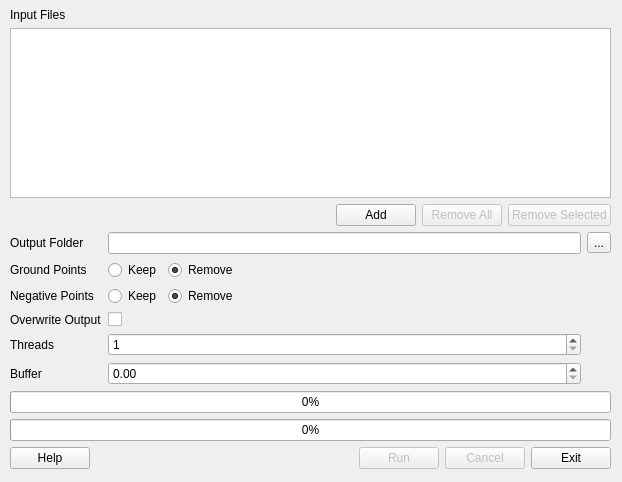
Old version of the form src/apps/pointnormalize.ui in the repository rskelly/treetops.
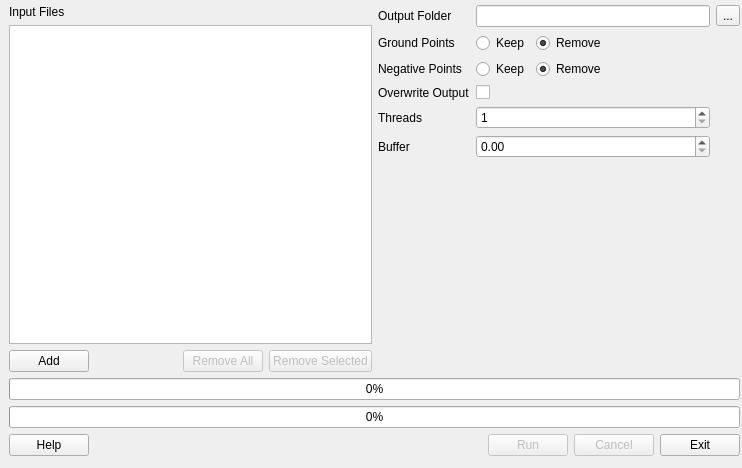
New version of the form.

Commit message: PointStats, other improvements.

```diff
--- a/src/apps/pointnormalize.ui
+++ b/src/apps/pointnormalize.ui
@@ -6,66 +6,70 @@
    <rect>
     <x>0</x>
     <y>0</y>
-    <width>622</width>
-    <height>482</height>
+    <width>742</width>
+    <height>468</height>
    </rect>
   </property>
   <property name="windowTitle">
    <string>Point Normalization</string>
   </property>
-  <widget class="QWidget" name="gridLayoutWidget">
+  <widget class="QWidget" name="gridLayoutWidget_3">
    <property name="geometry">
     <rect>
-     <x>10</x>
-     <y>8</y>
-     <width>601</width>
-     <height>461</height>
+     <x>9</x>
+     <y>5</y>
+     <width>731</width>
+     <height>451</height>
     </rect>
    </property>
+   <layout class="QGridLayout" name="gridLayout_3">
+    <item row="0" column="1">
    <layout class="QGridLayout" name="gridLayout">
-    <item row="9" column="0">
-     <widget class="QLabel" name="label_7">
+      <item row="4" column="0">
+       <widget class="QLabel" name="label_4">
       <property name="text">
-       <string>Buffer</string>
+         <string>Negative Points</string>
       </property>
      </widget>
     </item>
-    <item row="8" column="0">
+      <item row="5" column="1">
+       <widget class="QCheckBox" name="chkOverwrite">
+        <property name="text">
+         <string/>
+        </property>
+       </widget>
+      </item>
+      <item row="6" column="0">
      <widget class="QLabel" name="label_6">
       <property name="text">
        <string>Threads</string>
       </property>
      </widget>
     </item>
+      <item row="2" column="2">
+       <widget class="QToolButton" name="btnOutputFolder">
+        <property name="text">
+         <string>...</string>
+        </property>
+       </widget>
+      </item>
+      <item row="8" column="0">
+       <spacer name="verticalSpacer">
+        <property name="orientation">
+         <enum>Qt::Vertical</enum>
+        </property>
+        <property name="sizeHint" stdset="0">
+         <size>
+          <width>20</width>
+          <height>40</height>
+         </size>
+        </property>
+       </spacer>
+      </item>
     <item row="7" column="1">
-     <widget class="QCheckBox" name="chkOverwrite">
-      <property name="text">
-       <string/>
-      </property>
-     </widget>
-    </item>
-    <item row="3" column="0">
-     <widget class="QLabel" name="label_2">
-      <property name="text">
-       <string>Output Folder</string>
-      </property>
-     </widget>
-    </item>
-    <item row="7" column="0">
-     <widget class="QLabel" name="label_5">
-      <property name="text">
-       <string>Overwrite Output</string>
-      </property>
-     </widget>
-    </item>
-    <item row="10" column="0" colspan="3">
-     <widget class="QProgressBar" name="prgStep">
-      <property name="value">
-       <number>0</number>
-      </property>
-     </widget>
-    </item>
-    <item row="5" column="1">
+       <widget class="QDoubleSpinBox" name="spnBuffer"/>
+      </item>
+      <item row="4" column="1">
      <layout class="QHBoxLayout" name="horizontalLayout_3">
       <item>
        <widget class="QRadioButton" name="rdoKeepNegativePoints">
@@ -105,45 +109,93 @@
       </item>
      </layout>
     </item>
-    <item row="11" column="0" colspan="3">
-     <widget class="QProgressBar" name="prgOverall">
-      <property name="value">
-       <number>0</number>
+      <item row="5" column="0">
+       <widget class="QLabel" name="label_5">
+        <property name="text">
+         <string>Overwrite Output</string>
       </property>
      </widget>
     </item>
-    <item row="3" column="2">
-     <widget class="QToolButton" name="btnOutputFolder">
+      <item row="2" column="0">
+       <widget class="QLabel" name="label_2">
       <property name="text">
-       <string>...</string>
+         <string>Output Folder</string>
       </property>
      </widget>
     </item>
-    <item row="3" column="1">
-     <widget class="QLineEdit" name="txtOutputFolder"/>
-    </item>
-    <item row="4" column="0">
+      <item row="7" column="0">
+       <widget class="QLabel" name="label_7">
+        <property name="text">
+         <string>Buffer</string>
+        </property>
+       </widget>
+      </item>
+      <item row="3" column="0">
      <widget class="QLabel" name="label_3">
       <property name="text">
        <string>Ground Points</string>
       </property>
      </widget>
     </item>
-    <item row="2" column="0" colspan="3">
+      <item row="6" column="1">
+       <widget class="QSpinBox" name="spnThreads">
+        <property name="minimum">
+         <number>1</number>
+        </property>
+       </widget>
+      </item>
+      <item row="3" column="1">
+       <layout class="QHBoxLayout" name="horizontalLayout_2">
+        <item>
+         <widget class="QRadioButton" name="rdoKeepGroundPoints">
+          <property name="text">
+           <string>Keep</string>
+          </property>
+          <property name="autoExclusive">
+           <bool>false</bool>
+          </property>
+         </widget>
+        </item>
+        <item>
+         <widget class="QRadioButton" name="rdoRemoveGroundPoints">
+          <property name="text">
+           <string>Remove</string>
+          </property>
+          <property name="checked">
+           <bool>true</bool>
+          </property>
+          <property name="autoExclusive">
+           <bool>false</bool>
+          </property>
+         </widget>
+        </item>
+        <item>
+         <spacer name="horizontalSpacer_3">
+          <property name="orientation">
+           <enum>Qt::Horizontal</enum>
+          </property>
+          <property name="sizeHint" stdset="0">
+           <size>
+            <width>40</width>
+            <height>20</height>
+           </size>
+          </property>
+         </spacer>
+        </item>
+       </layout>
+      </item>
+      <item row="2" column="1">
+       <widget class="QLineEdit" name="txtOutputFolder"/>
+      </item>
+     </layout>
+    </item>
+    <item row="0" column="0">
+     <layout class="QGridLayout" name="gridLayout_2">
+      <item row="1" column="0">
+       <widget class="QListWidget" name="lstFiles"/>
+      </item>
+      <item row="2" column="0">
      <layout class="QHBoxLayout" name="horizontalLayout_5">
-      <item>
-       <spacer name="horizontalSpacer">
-        <property name="orientation">
-         <enum>Qt::Horizontal</enum>
-        </property>
-        <property name="sizeHint" stdset="0">
-         <size>
-          <width>40</width>
-          <height>20</height>
-         </size>
-        </property>
-       </spacer>
-      </item>
       <item>
        <widget class="QPushButton" name="btnAddFiles">
         <property name="text">
@@ -151,6 +203,19 @@
         </property>
        </widget>
       </item>
+        <item>
+         <spacer name="horizontalSpacer">
+          <property name="orientation">
+           <enum>Qt::Horizontal</enum>
+          </property>
+          <property name="sizeHint" stdset="0">
+           <size>
+            <width>40</width>
+            <height>20</height>
+           </size>
+          </property>
+         </spacer>
+        </item>
       <item>
        <widget class="QPushButton" name="btnRemoveAllFiles">
         <property name="enabled">
@@ -173,47 +238,16 @@
       </item>
      </layout>
     </item>
-    <item row="4" column="1">
-     <layout class="QHBoxLayout" name="horizontalLayout_2">
-      <item>
-       <widget class="QRadioButton" name="rdoKeepGroundPoints">
+      <item row="0" column="0">
+       <widget class="QLabel" name="label">
         <property name="text">
-         <string>Keep</string>
+         <string>Input Files</string>
         </property>
-        <property name="autoExclusive">
-         <bool>false</bool>
-        </property>
        </widget>
       </item>
-      <item>
-       <widget class="QRadioButton" name="rdoRemoveGroundPoints">
-        <property name="text">
-         <string>Remove</string>
-        </property>
-        <property name="checked">
-         <bool>true</bool>
-        </property>
-        <property name="autoExclusive">
-         <bool>false</bool>
-        </property>
-       </widget>
-      </item>
-      <item>
-       <spacer name="horizontalSpacer_3">
-        <property name="orientation">
-         <enum>Qt::Horizontal</enum>
-        </property>
-        <property name="sizeHint" stdset="0">
-         <size>
-          <width>40</width>
-          <height>20</height>
-         </size>
-        </property>
-       </spacer>
-      </item>
      </layout>
     </item>
-    <item row="12" column="0" colspan="3">
+    <item row="3" column="0" colspan="2">
      <layout class="QHBoxLayout" name="horizontalLayout_6">
       <item>
        <widget class="QPushButton" name="btnHelp">
@@ -264,35 +298,27 @@
       </item>
      </layout>
     </item>
-    <item row="5" column="0">
-     <widget class="QLabel" name="label_4">
-      <property name="text">
-       <string>Negative Points</string>
+    <item row="1" column="0" colspan="2">
+     <widget class="QProgressBar" name="prgStep">
+      <property name="value">
+       <number>0</number>
       </property>
      </widget>
     </item>
-    <item row="0" column="0">
-     <widget class="QLabel" name="label">
-      <property name="text">
-       <string>Input Files</string>
+    <item row="2" column="0" colspan="2">
+     <widget class="QProgressBar" name="prgOverall">
+      <property name="value">
+       <number>0</number>
       </property>
      </widget>
     </item>
-    <item row="1" column="0" colspan="3">
-     <widget class="QListWidget" name="lstFiles"/>
-    </item>
-    <item row="8" column="1">
-     <widget class="QSpinBox" name="spnThreads">
-      <property name="minimum">
-       <number>1</number>
-      </property>
-     </widget>
-    </item>
-    <item row="9" column="1">
-     <widget class="QDoubleSpinBox" name="spnBuffer"/>
-    </item>
    </layout>
   </widget>
+  <zorder>label</zorder>
+  <zorder></zorder>
+  <zorder>gridLayoutWidget_3</zorder>
+  <zorder>label</zorder>
+  <zorder>gridLayoutWidget_2</zorder>
  </widget>
  <resources/>
  <connections/>
```
Lines whose indentation alone changed are shown as unchanged. The commit also changes 9 other files.
